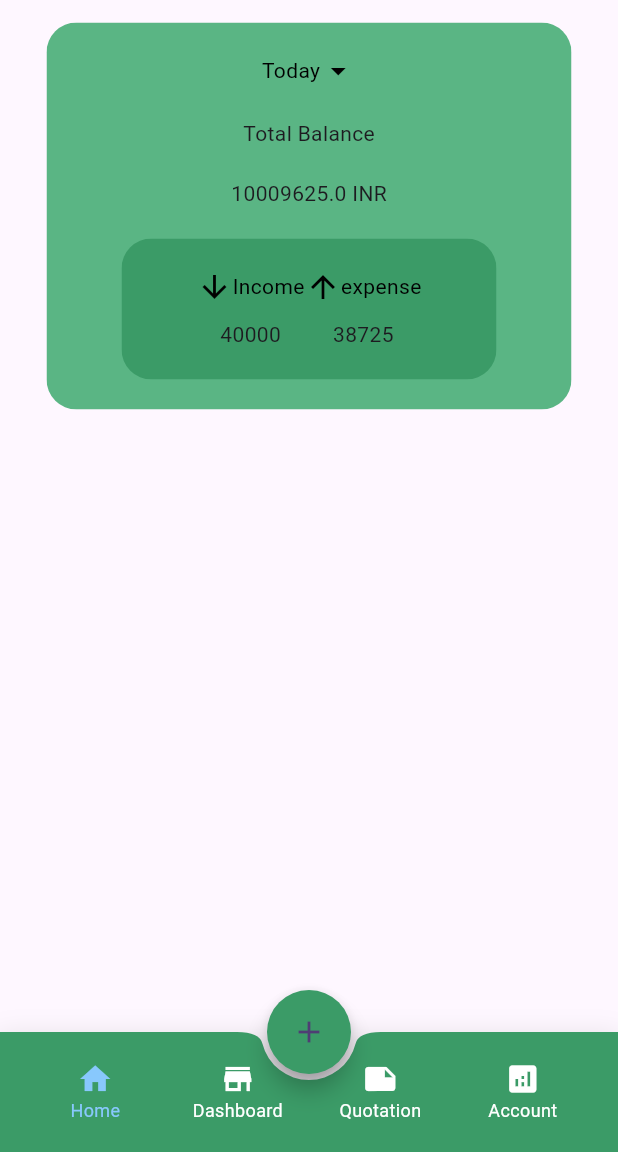
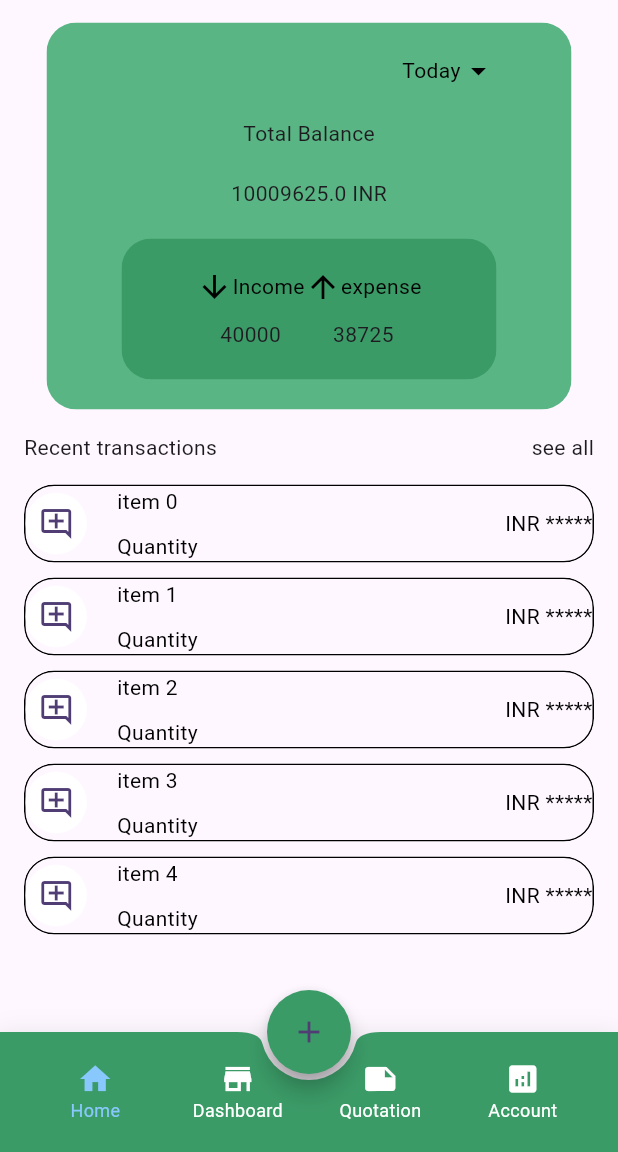
Before and after one commit to adilkhansherani/baldur, a Flutter app: the screen it shows after launch, on a phone screen of 412 x 824 dp, the part 84-1236 px from its top. Run offline on Flutter 3.47's test engine with Material 2 defaults, Android fonts, the phone set to English and light mode, and no system bars; our stand-ins replace flutter_svg.

Commit message:
home page done
just need to work on appearance

```diff
--- a/lib/home_screen.dart
+++ b/lib/home_screen.dart
@@ -59,7 +59,7 @@ class _HomeScreenState extends State<HomeScreen> {
                 child: Column(
                   children: [
                     const Row(
-                      mainAxisAlignment: MainAxisAlignment.center,
+                      mainAxisAlignment: MainAxisAlignment.end,
                       children: [
                         Text(
                           'Today',
@@ -151,9 +151,76 @@ class _HomeScreenState extends State<HomeScreen> {
             const SizedBox(
               height: 15,
             ),
-            const Row(),
-            const SizedBox(),
-            Container(),
+            const Row(
+              mainAxisAlignment: MainAxisAlignment.spaceBetween,
+              children: [Text('Recent transactions'), Text('see all')],
+            ),
+            const SizedBox(
+              height: 15,
+            ),
+            ListView.builder(
+              shrinkWrap: true,
+              itemCount: 5,
+              itemBuilder: (context, index) {
+                return Container(
+                  margin: const EdgeInsets.only(
+                    bottom: 10,
+                  ),
+                  child: ClipRRect(
+                    borderRadius: BorderRadius.circular(20),
+                    child: Container(
+                      decoration: BoxDecoration(
+                          border: Border.all(
+                            color: Colors.black,
+                            width: 1,
+                          ),
+                          borderRadius: BorderRadius.circular(20)),
+                      child: Row(
+                        mainAxisAlignment: MainAxisAlignment.spaceBetween,
+                        children: [
+                          Row(children: [
+                            const CircleAvatar(
+                                radius: 20.5,
+                                backgroundColor: Colors.white,
+                                child: Icon(Icons.add_comment_outlined)),
+                            const SizedBox(
+                              width: 20,
+                            ),
+                            Column(
+                              crossAxisAlignment: CrossAxisAlignment.start,
+                              mainAxisAlignment: MainAxisAlignment.center,
+                              children: [
+                                Text(
+                                  'item $index',
+                                  style: const TextStyle(
+                                    color: Colors.black,
+                                  ),
+                                ),
+                                const SizedBox(
+                                  height: 10,
+                                ),
+                                const Text(
+                                  'Quantity',
+                                  style: TextStyle(
+                                    color: Colors.black,
+                                  ),
+                                ),
+                              ],
+                            ),
+                          ]),
+                          const Text(
+                            'INR *****',
+                            style: TextStyle(
+                              color: Colors.black,
+                            ),
+                          ),
+                        ],
+                      ),
+                    ),
+                  ),
+                );
+              },
+            ),
           ]),
         ),
       ]),
```
